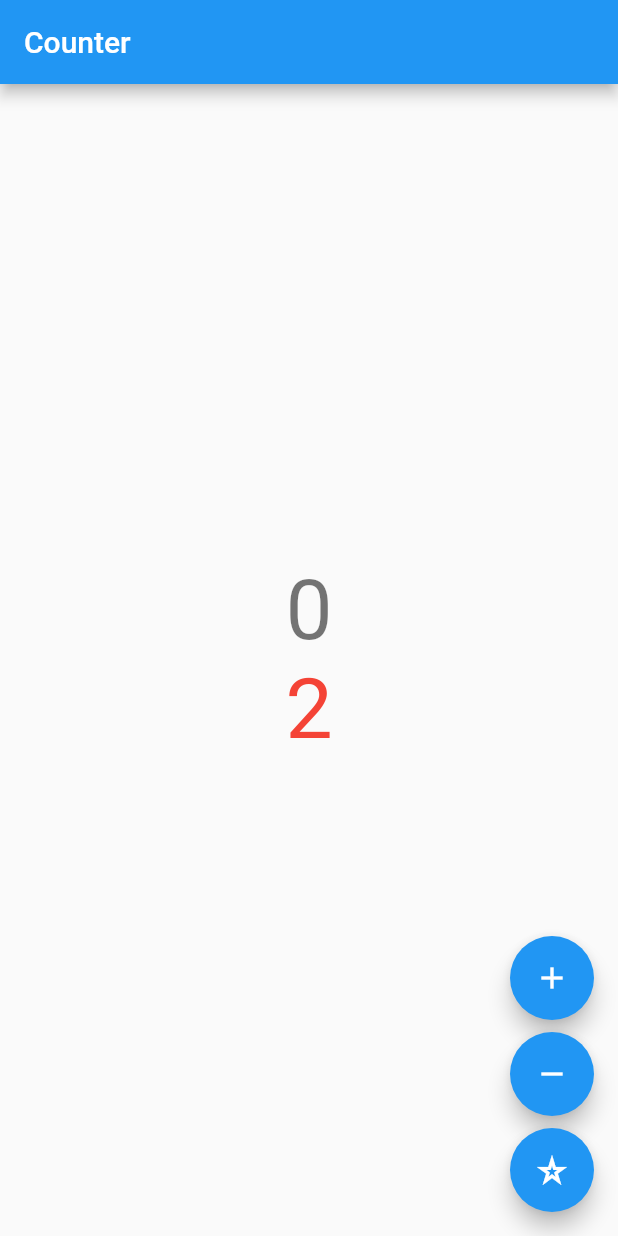
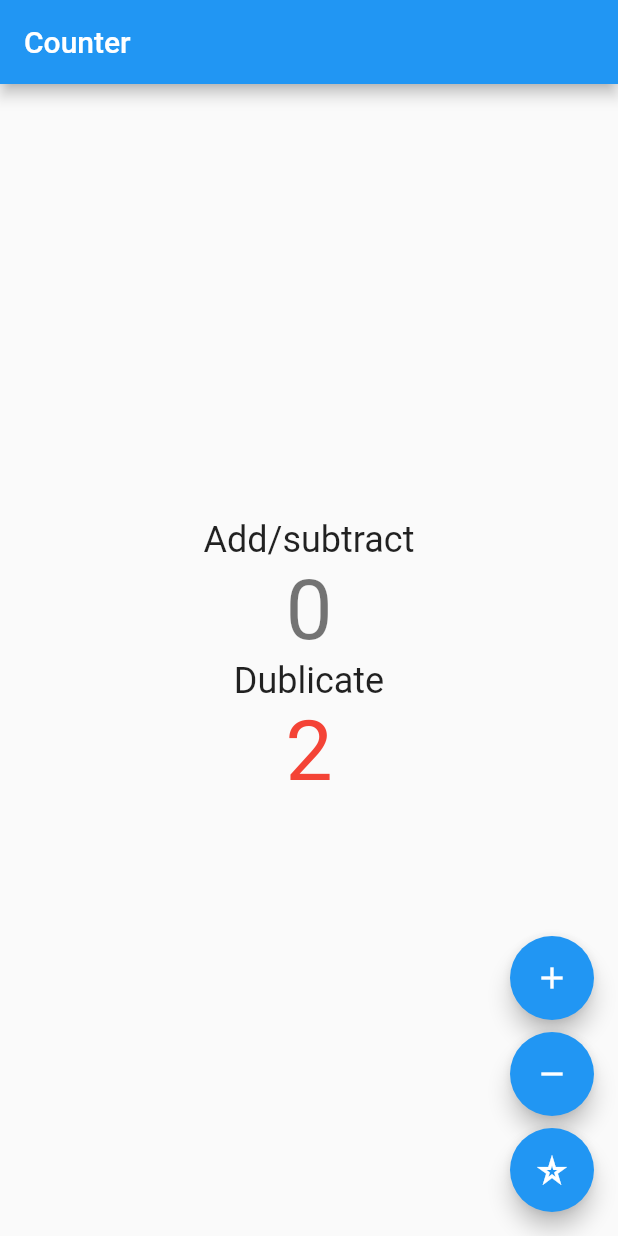
Before and after one commit to Mafarra/bloc_counter, a Flutter app: the screen it shows after launch, on a phone screen of 412 x 824 dp. Run offline on Flutter 3.47's test engine with Material 2 defaults, Android fonts, the phone set to English and light mode, and no system bars; our stand-ins replace bloc, flutter_bloc.

Commit message:
add some details for multiProvider view

```diff
--- a/lib/counter/view/counter_view.dart
+++ b/lib/counter/view/counter_view.dart
@@ -19,12 +19,20 @@ class CounterView extends StatelessWidget {
           mainAxisAlignment: MainAxisAlignment.center,
           crossAxisAlignment: CrossAxisAlignment.center,
           children: [
+            Text(
+                'Add/subtract',
+                style: textTheme.headline5,
+              ),
             BlocBuilder<CounterCubit, int>(builder: ((context, state) {
               return Text(
                 '$state',
                 style: textTheme.headline2,
               );
             })),
+            Text(
+                'Dublicate',
+                style: textTheme.headline5,
+              ),
             BlocBuilder<CounterCubit2, int>(builder: ((context, state) {
               return Text(
                 '$state',
```
